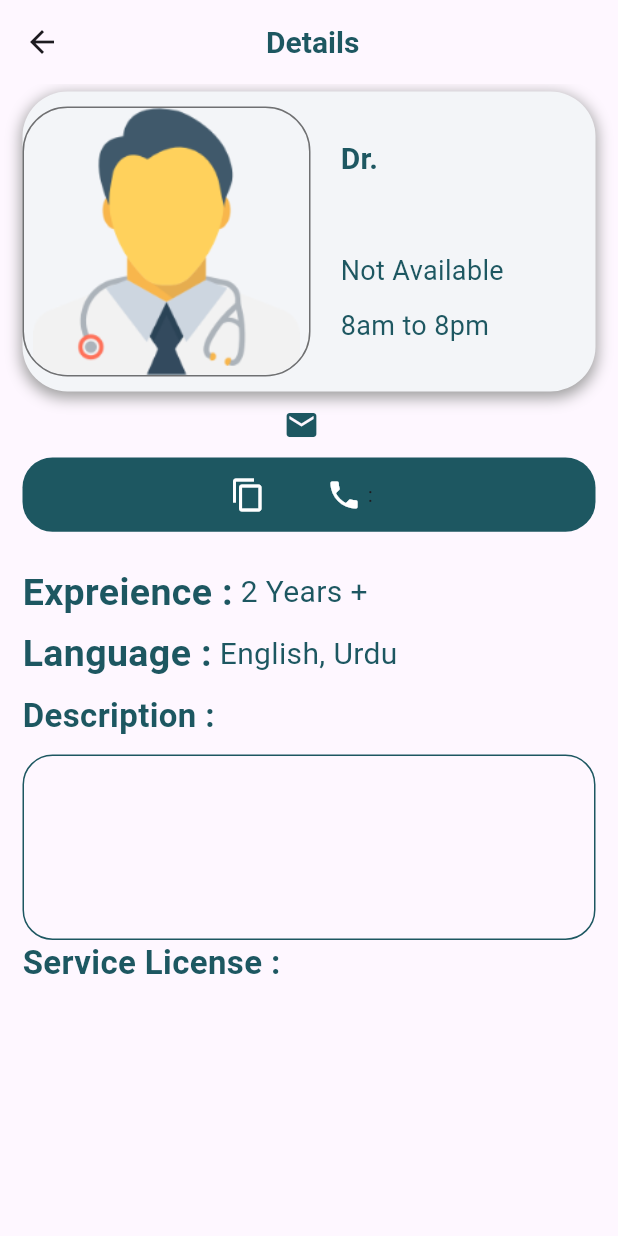
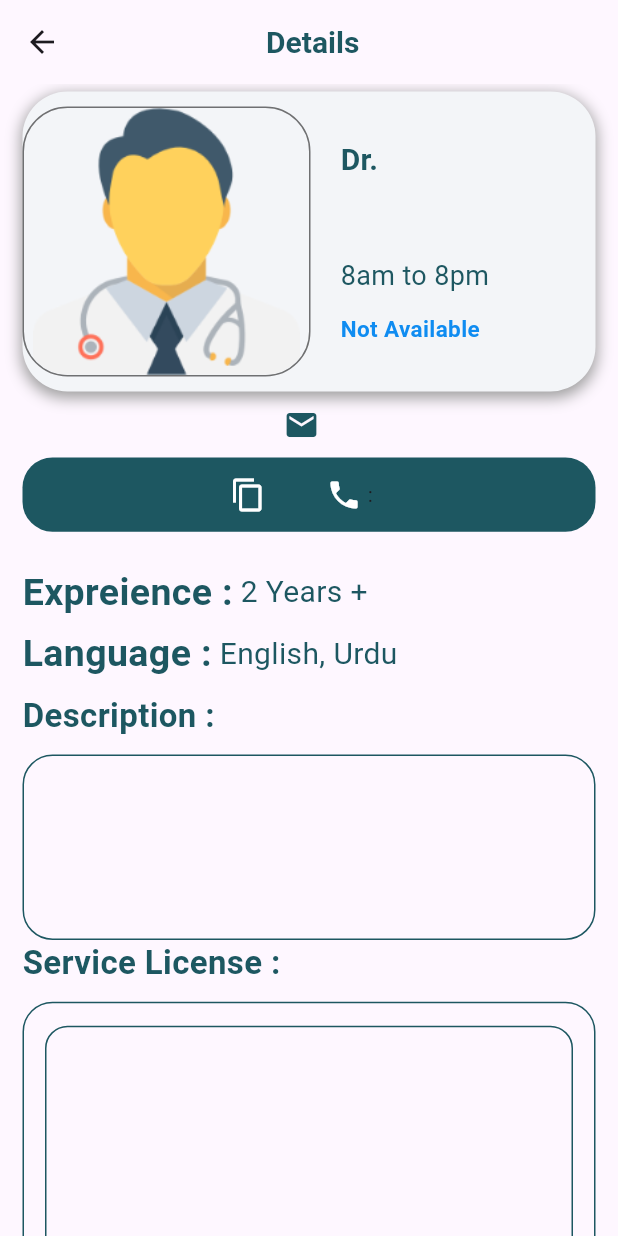
Before and after one commit to mianhusnain1/admin-fyp, a Flutter app: the DoctorDetails screen opened directly with empty values, on a phone screen of 412 x 824 dp. Run offline on Flutter 3.47's test engine with Material 3 defaults, Android fonts, the light colour scheme and no system bars; our stand-ins replace cloud_firestore, firebase_core; accounts and stored records are empty.

Commit message:
Doctor Profile

```diff
--- a/lib/screens/doctor_details.dart
+++ b/lib/screens/doctor_details.dart
@@ -90,17 +90,19 @@ class _DoctorDetailsState extends State<DoctorDetails> {
                                 style: const TextStyle(
                                     fontSize: 18, color: darkColor),
                               ),
+                              const Text(
+                                "8am to 8pm",
+                                style:
+                                    TextStyle(fontSize: 18, color: darkColor),
+                              ),
                               Text(
                                 doc.availability
                                     ? "Available"
                                     : "Not Available",
                                 style: const TextStyle(
-                                    color: darkColor, fontSize: 18),
-                              ),
-                              const Text(
-                                "8am to 8pm",
-                                style:
-                                    TextStyle(fontSize: 18, color: darkColor),
+                                    color: Color.fromARGB(255, 15, 140, 241),
+                                    fontSize: 15,
+                                    fontWeight: FontWeight.bold),
                               ),
                             ],
                           ),
@@ -245,10 +247,37 @@ class _DoctorDetailsState extends State<DoctorDetails> {
                           fontWeight: FontWeight.bold),
                     )),
                 Container(
-                  height: MediaQuery.of(context).size.height * 0.25,
                   width: MediaQuery.of(context).size.width - 30,
-                  child: Row(
-                    children: [Container()],
+                  decoration: BoxDecoration(
+                      border: Border.all(
+                        color: darkColor,
+                      ),
+                      borderRadius: BorderRadius.circular(20)),
+                  child: Column(
+                    children: [
+                      Padding(
+                        padding: const EdgeInsets.only(top: 15.0),
+                        child: Container(
+                          height: MediaQuery.of(context).size.height * 0.23,
+                          width: MediaQuery.of(context).size.width - 60,
+                          decoration: BoxDecoration(
+                            borderRadius: BorderRadius.circular(15),
+                            border: Border.all(color: darkColor),
+                          ),
+                        ),
+                      ),
+                      Padding(
+                        padding: const EdgeInsets.only(top: 15.0, bottom: 15),
+                        child: Container(
+                          height: MediaQuery.of(context).size.height * 0.23,
+                          width: MediaQuery.of(context).size.width - 60,
+                          decoration: BoxDecoration(
+                            borderRadius: BorderRadius.circular(15),
+                            border: Border.all(color: darkColor),
+                          ),
+                        ),
+                      )
+                    ],
                   ),
                 )
               ],
```
